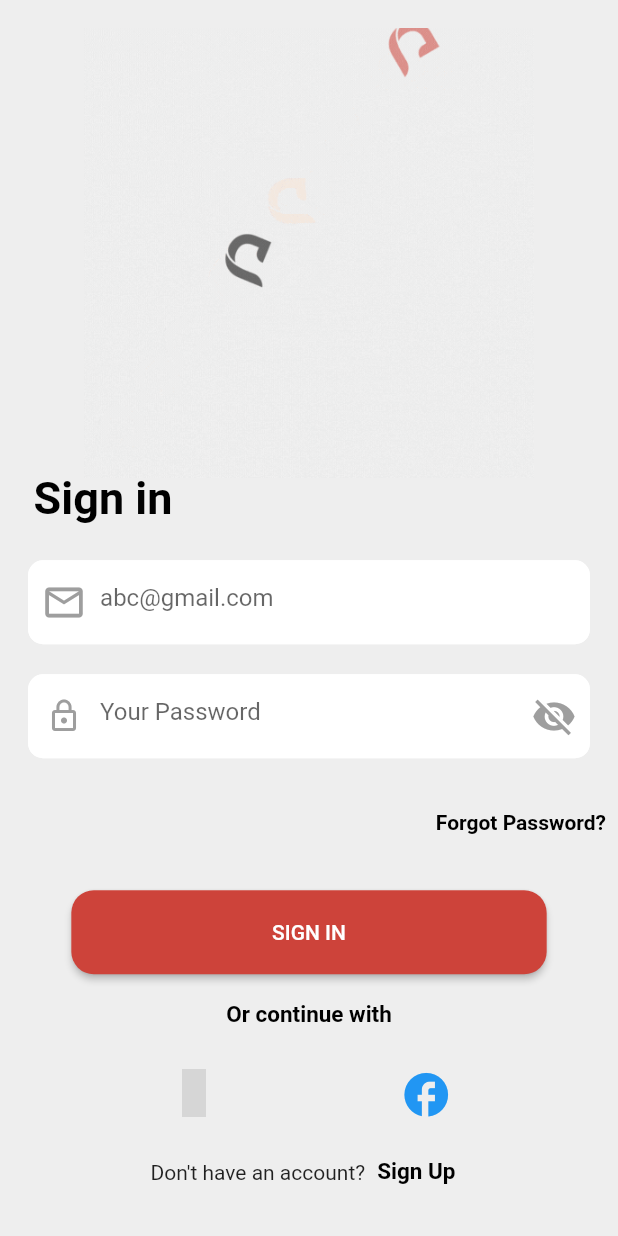
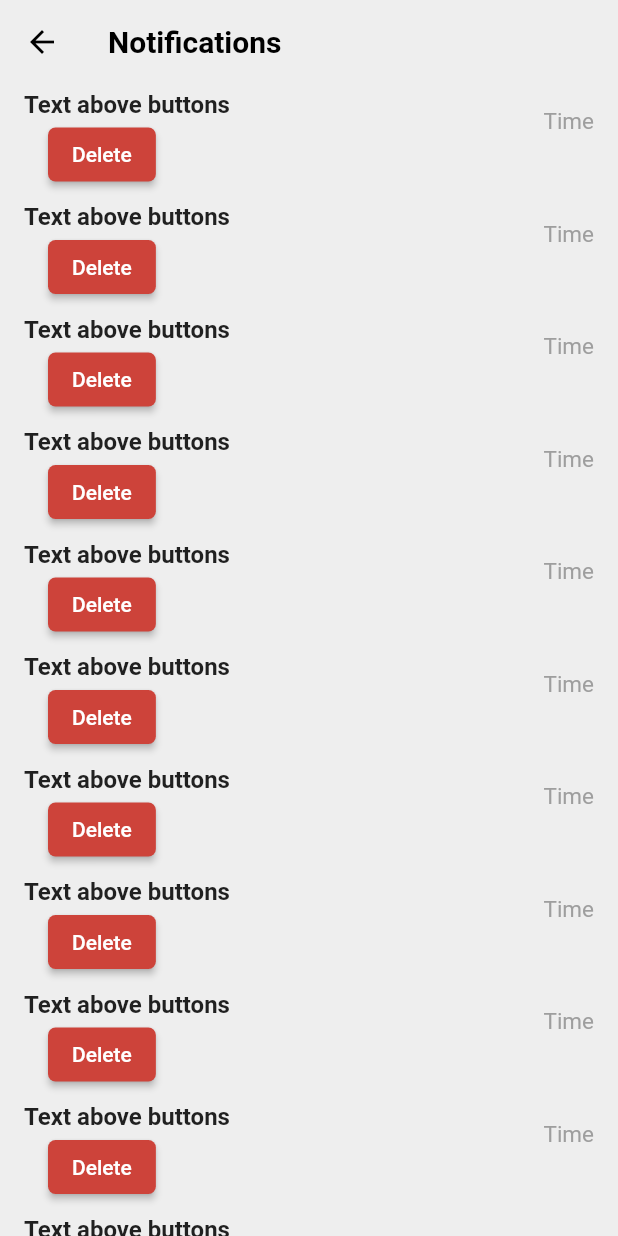
Before and after one commit to tuqa99/Darebny, a Flutter app: the screen it shows after launch, on a phone screen of 412 x 824 dp. Run offline on Flutter 3.47's test engine with Material 2 defaults, Android fonts, the phone set to English and light mode, and no system bars; our stand-ins replace cloud_firestore, firebase_auth, firebase_core, unicons; accounts and stored records are empty; grey boxes are pictures that could not be loaded.

Commit message:
Notification Page

```diff
--- a/lib/main.dart
+++ b/lib/main.dart
@@ -1,3 +1,4 @@
+import 'package:darebny/screens/Notifications.dart';
 import 'package:darebny/screens/SignIn.dart';
 import 'package:firebase_core/firebase_core.dart';
 import 'firebase_options.dart';
@@ -20,7 +21,7 @@ class MyApp extends StatelessWidget {
   Widget build(BuildContext context) {
     return const MaterialApp(
       debugShowCheckedModeBanner: false,
-      home: SignIn(),
+      home: Notifications(),
     );
   }
 }
--- /dev/null
+++ b/lib/screens/Notifications.dart
@@ -0,0 +1,101 @@
+import 'package:flutter/material.dart';
+import 'SignIn.dart';
+
+class Notifications extends StatefulWidget {
+  const Notifications({Key? key}) : super(key: key);
+
+  @override
+  State<Notifications> createState() => _NotificationsState();
+}
+
+class _NotificationsState extends State<Notifications> {
+  @override
+  Widget build(BuildContext context) {
+    final screenSize = MediaQuery.of(context).size;
+    return Scaffold(
+      appBar: AppBar(
+        title: Text(
+          "Notifications",
+          style: TextStyle(fontWeight: FontWeight.bold, color: Colors.black),
+        ),
+        elevation: 0,
+        backgroundColor: Color.fromRGBO(218, 218, 218, 0.39),
+        leading: IconButton(
+          onPressed: () {
+            Navigator.of(context).push(MaterialPageRoute(
+              builder: (context) => SignIn(),
+            ));
+          },
+          icon: Icon(
+            Icons.arrow_back,
+            color: Colors.black,
+          ),
+        ),
+      ),
+      body: SingleChildScrollView(
+        child: Column(mainAxisAlignment: MainAxisAlignment.center,
+          children: [ Container(
+            width: screenSize.width,
+            height: screenSize.height,
+            color: Color.fromRGBO(218, 218, 218, 0.39),
+            child: ListView.builder(
+              itemCount: 20,
+              itemBuilder: (BuildContext context, int index) {
+                return ListTile(
+                  // leading: const Icon(Icons.list),
+                  trailing: const Text(
+                    "Time",
+                    style: TextStyle(color: Colors.grey, fontSize: 15),
+                  ),
+                  title: Column(
+                    crossAxisAlignment: CrossAxisAlignment.start,
+                    children: [
+                      Text(
+                        "Text above buttons",
+                        style: TextStyle(fontWeight: FontWeight.bold),
+                      ),
+                      Row(
+                        children: [
+                          // ElevatedButton(  style: ButtonStyle(
+                          //   shape: MaterialStateProperty.all(
+                          //     RoundedRectangleBorder(
+                          //       borderRadius: BorderRadius.circular(5),
+                          //     ),
+                          //   ),
+                          //   backgroundColor:
+                          //   MaterialStateProperty.all(Color.fromRGBO(255, 255, 255,0.7)),
+                          // ),
+                          //   onPressed: () {
+                          //     // Handle button 1 press
+                          //   },
+                          //   child: Text('Regect',style: TextStyle(color: Colors.grey.shade600),),
+                          // ),
+                          SizedBox(width: 16),
+                          ElevatedButton(  style: ButtonStyle(
+                            shape: MaterialStateProperty.all(
+                              RoundedRectangleBorder(
+                                borderRadius: BorderRadius.circular(5),
+                              ),
+                            ),
+                            backgroundColor:
+                            MaterialStateProperty.all(Color.fromRGBO(205, 67, 58, 1)),
+                          ),
+                            onPressed: () {
+                              // Handle button 2 press
+                            },
+                            child: Text('Delete'),
+                          ),
+                        ],
+                      ),
+                    ],
+                  ),
+                );
+              },
+            ),
+          ),
+        ]
+        ),
+      ),
+    );
+  }
+}
```
